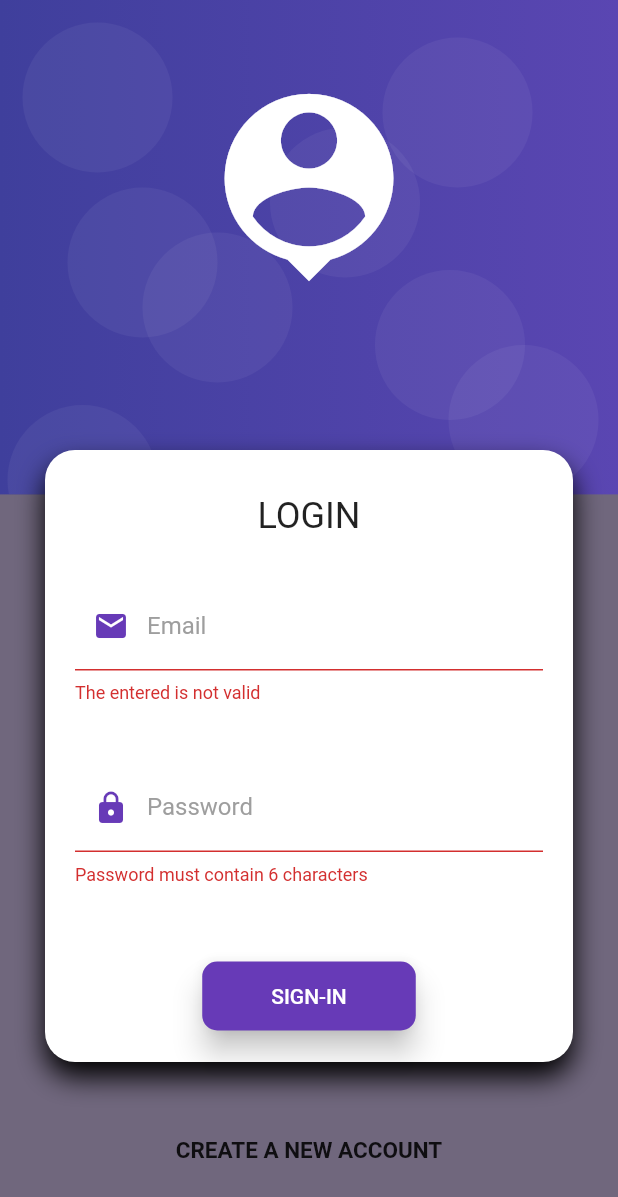
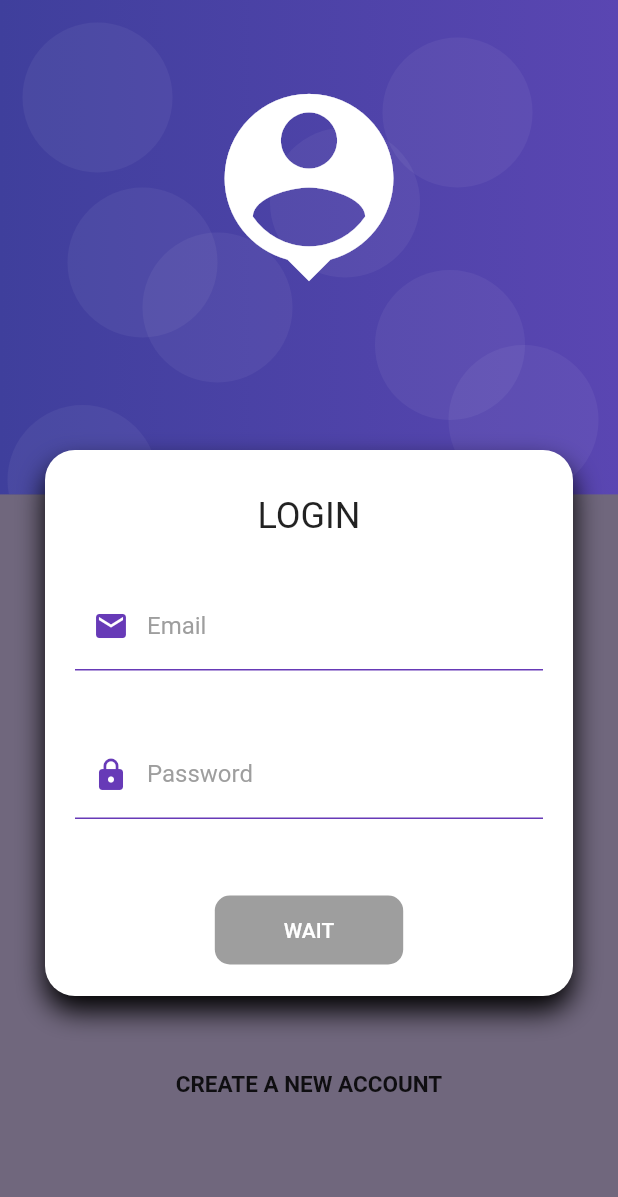
Before and after one commit to 25Alan/extrados_Flutter, a Flutter app: the screen it shows after launch, after a tap on "SIGN-IN", on a phone screen of 412 x 824 dp. Shown: the top 1197 px of the screen. Run offline on Flutter 3.47's test engine with Material 2 defaults, Android fonts, the light colour scheme and no system bars; our stand-ins replace auto_route; missing offline and left inert: flutter_card_swipper.

Commit message:
S-12 | END

```diff
--- a/product_app/lib/providers/login_provider.dart
+++ b/product_app/lib/providers/login_provider.dart
@@ -6,6 +6,13 @@ class LoginProvider extends ChangeNotifier {
   String email = '';
   String password = '';
 
+  bool _isLoading = false;
+  bool get isLoading => _isLoading;
+  set isLoading(bool value) {
+    _isLoading = value;
+    notifyListeners();
+  }
+
   bool isFormValid() {
     print(keyForm.currentState?.validate());
     print('${email} - ${password}');
--- a/product_app/lib/screens/login_screen.dart
+++ b/product_app/lib/screens/login_screen.dart
@@ -1,3 +1,5 @@
+// ignore_for_file: use_build_context_synchronously
+
 import 'package:flutter/material.dart';
 import 'package:product_app/interface/input_decorations.dart';
 import 'package:product_app/providers/login_provider.dart';
@@ -109,18 +111,23 @@ class _FormLogin extends StatelessWidget {
                 disabledColor: Colors.grey,
                 elevation: 8,
                 color: Colors.deepPurple,
+                onPressed: formLogin.isLoading
+                    ? null
+                    : () async {
+                        FocusScope.of(context).unfocus();
+                        formLogin.isLoading = true;
+                        await Future.delayed(const Duration(seconds: 4));
+                        formLogin.isLoading = false;
+                        Navigator.pushReplacementNamed(context, 'home');
+                      },
                 child: Container(
                   padding:
                       const EdgeInsets.symmetric(horizontal: 30, vertical: 15),
-                  child: const Text(
-                    'SIGN-IN',
-                    style: TextStyle(color: Colors.white),
+                  child: Text(
+                    formLogin.isLoading ? 'WAIT' : 'SIGN-IN',
+                    style: const TextStyle(color: Colors.white),
                   ),
                 ),
-                onPressed: () {
-                  if (formLogin.isFormValid())
-                    Navigator.pushReplacementNamed(context, 'home');
-                },
               ),
             ],
           )),
```
